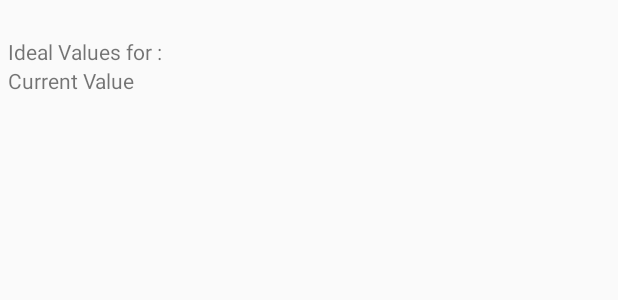
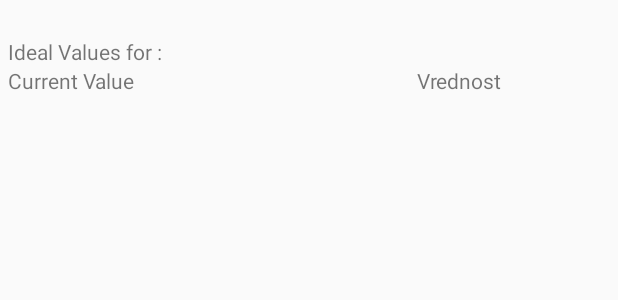
Before and after one commit to nemanjamil/progardenandroid, an Android app: the layout onerowacitvity_sensor.xml on its own in the app's theme, with its tools: preview values and no code run, on a phone screen of 412 x 824 dp. Shown: the top 300 px of the screen. Run offline under Robolectric (Android 15) with nearby library versions, the light colour scheme and no system bars; network calls fail.

Commit message:
Ispravka - 2.7.2018

```diff
--- a/app/src/main/java/tech/progarden/world/Splash.java
+++ b/app/src/main/java/tech/progarden/world/Splash.java
@@ -9,7 +9,7 @@ import android.view.Menu;
 public class Splash extends AppCompatActivity {
 
     /** Duration of wait **/
-    private final int SPLASH_DISPLAY_LENGTH = 3000;
+    private final int SPLASH_DISPLAY_LENGTH = 1500;
 
 
     @Override
--- a/app/src/main/java/tech/progarden/world/ViewAdapterSensorDetail.java
+++ b/app/src/main/java/tech/progarden/world/ViewAdapterSensorDetail.java
@@ -24,6 +24,7 @@ class ViewAdapterSensorDetail extends ArrayAdapter<ListaVarijabli> {
 
 
     TextView opisnotifikacije_tv, dopodaciideal_tv, odpodaciideal_tv, vrednostsenzor_tv, senzortipime_tv, imekulture_tv, vremesenzor_tv;
+    TextView dopodaciideal_crv_donj_tv, dopodaciideal_crv_gor_tv;
 
     Context context;
     private LayoutInflater inflater;
@@ -49,14 +50,19 @@ class ViewAdapterSensorDetail extends ArrayAdapter<ListaVarijabli> {
 
         // GET INFORMATIONS
         String opisnotifikacije_str = jedanKomad.getOpisNotifikacije();
+
         int odpodaciideal_str = jedanKomad.getOdPodaciIdeal();
         int dopodaciideal_str = jedanKomad.getDoPodaciIdeal();
+        int odzutoIdeal_str = jedanKomad.getOdZutoIdeal();
+        int dozutoIdeal_str = jedanKomad.getDoZutoIdeal();
+
         float vrednostsenzor_str = jedanKomad.getVrednostSenzor();
         Log.d("testmiki", String.valueOf(vrednostsenzor_str));
         String senzortipime_str = jedanKomad.getSenzorTipIme();
         //String imekulture_str = resultp.get("ImeKulture");
         String vremesenzor_str = jedanKomad.getVremeSenzor();
         int IdSenNotNotifikacija = jedanKomad.getIdSenNotNotifikacija();
+
 
 
         String colortype;
@@ -89,6 +95,9 @@ class ViewAdapterSensorDetail extends ArrayAdapter<ListaVarijabli> {
         odpodaciideal_tv = (TextView) listItem.findViewById(R.id.odpodaciideal_tv);
         dopodaciideal_tv = (TextView) listItem.findViewById(R.id.dopodaciideal_tv);
 
+        dopodaciideal_crv_donj_tv = (TextView) listItem.findViewById(R.id.dopodaciideal_crv_donj);
+        dopodaciideal_crv_gor_tv = (TextView) listItem.findViewById(R.id.dopodaciideal_crv_gor);
+
         vrednostsenzor_tv = (TextView) listItem.findViewById(R.id.vrednostsenzor_tv);
         vrednostsenzor_tv.setTypeface(null, Typeface.BOLD);
         vrednostsenzor_tv.setTextColor(Color.parseColor(colortype));
@@ -113,6 +122,12 @@ class ViewAdapterSensorDetail extends ArrayAdapter<ListaVarijabli> {
         dopodaciideal_tv.setText(String.valueOf(dopodaciideal_str));
         dopodaciideal_tv.setTextSize(10);
 
+        dopodaciideal_crv_donj_tv.setText(" < "+String.valueOf(odzutoIdeal_str));
+        dopodaciideal_crv_donj_tv.setTextSize(10);
+
+        dopodaciideal_crv_gor_tv.setText(String.valueOf(dozutoIdeal_str)+" > ");
+        dopodaciideal_crv_gor_tv.setTextSize(10);
+
         vrednostsenzor_tv.setText(String.valueOf(vrednostsenzor_str));
         senzortipime_tv.setText(senzortipime_str);
         //imekulture_tv.setText(imekulture_str);
@@ -136,7 +151,7 @@ class ViewAdapterSensorDetail extends ArrayAdapter<ListaVarijabli> {
         //SimpleDateFormat dateF = new SimpleDateFormat("EEE, d MMM yyyy", vremesenzor_str); // "HH:mm"
         //String date = dateF.format(Calendar.getInstance().getTime());
         vremesenzor_tv.setText("Date Time : "+newFormat);
-        vremesenzor_tv.setTextSize(8);
+        vremesenzor_tv.setTextSize(10);
 
         listItem.setOnClickListener(new View.OnClickListener() {
 
--- a/app/src/main/res/layout/onerowacitvity_sensor.xml
+++ b/app/src/main/res/layout/onerowacitvity_sensor.xml
@@ -39,29 +39,48 @@
             android:layout_width="match_parent"
             android:layout_height="wrap_content"
             android:orientation="horizontal"
-            android:layout_weight="3"
+            android:layout_weight="16"
             app:layout_constraintTop_toTopOf="@id/vremesenzor_tv">
 
             <TextView
                 android:id="@+id/tekstodpodaciideal_tv"
-                android:layout_width="match_parent"
+                android:layout_width="0dp"
                 android:layout_height="wrap_content"
-                android:layout_weight="1"
+                android:layout_weight="8"
                 android:text="@string/idealnavrenost" />
 
             <TextView
-                android:id="@+id/odpodaciideal_tv"
-                android:layout_width="match_parent"
+                android:id="@+id/dopodaciideal_crv_donj"
+                android:layout_width="0dp"
                 android:gravity="center_horizontal"
                 android:layout_height="wrap_content"
-                android:layout_weight="1" />
+                android:textColor="@color/yellow"
+                android:layout_weight="2" />
+
+            <TextView
+                android:id="@+id/odpodaciideal_tv"
+                android:layout_width="0dp"
+                android:gravity="center_horizontal"
+                android:layout_height="wrap_content"
+                android:textColor="@color/green"
+                android:layout_weight="2" />
 
             <TextView
                 android:id="@+id/dopodaciideal_tv"
-                android:layout_width="match_parent"
+                android:layout_width="0dp"
                 android:gravity="center_horizontal"
                 android:layout_height="wrap_content"
-                android:layout_weight="1" />
+                android:textColor="@color/green"
+                android:layout_weight="2" />
+            <TextView
+                android:id="@+id/dopodaciideal_crv_gor"
+                android:layout_width="0dp"
+                android:gravity="center_horizontal"
+                android:layout_height="wrap_content"
+                android:textColor="@color/yellow"
+                android:layout_weight="2" />
+
+
 
         </LinearLayout>
 
@@ -73,18 +92,19 @@
 
             <TextView
                 android:id="@+id/senzortipime_tv"
-                android:layout_width="match_parent"
-                android:layout_height="fill_parent"
+                android:layout_width="0dp"
+                android:layout_height="wrap_content"
                 android:layout_weight="1"
-                android:gravity="center_vertical"
                 android:text="@string/currentvalue" />
 
             <TextView
                 android:id="@+id/vrednostsenzor_tv"
-                android:layout_width="match_parent"
+                android:layout_width="0dp"
                 android:layout_height="wrap_content"
+                android:gravity="center"
+                android:textAlignment="center"
                 android:layout_weight="1"
-                android:gravity="left" />
+                android:text="Vrednost" />
         </LinearLayout>
 
 
--- a/app/src/main/res/values/colors.xml
+++ b/app/src/main/res/values/colors.xml
@@ -28,6 +28,8 @@
     <color name="snackbar_fg_color">#e0f7fa</color>
 
     <color name="white">#FFF</color>
+    <color name="yellow">#ffd504</color>
+    <color name="green">#039401</color>
 
 
 </resources>
```
